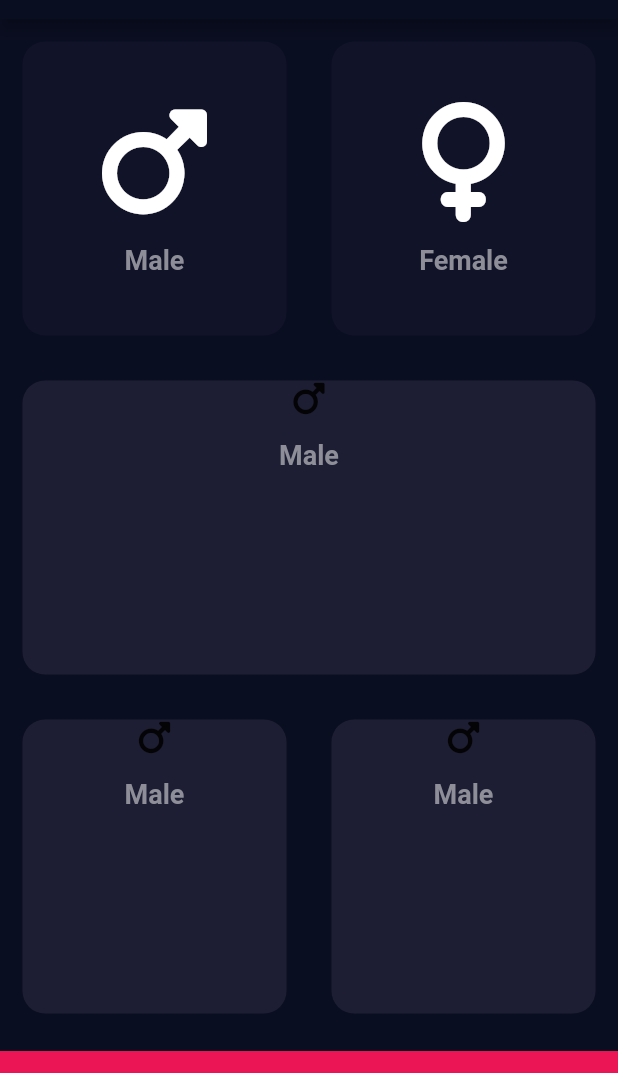
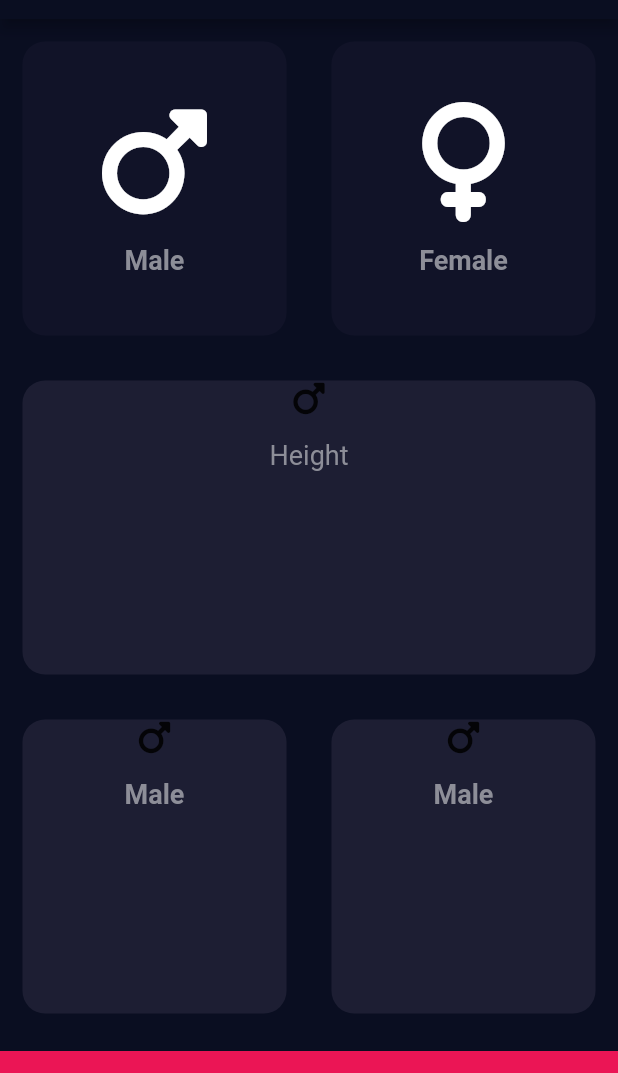
Before and after one commit to Ahmad-Sheikh/bmi_calculator_flutter, a Flutter app: the screen it shows after launch, on a phone screen of 412 x 824 dp, the part 65-1138 px from its top. Run offline on Flutter 3.47's test engine with Material 2 defaults, Android fonts, the phone set to English and light mode, and no system bars; our stand-ins replace font_awesome_flutter.

Commit message:
constant

```diff
--- /dev/null
+++ b/lib/constant.dart
@@ -0,0 +1,10 @@
+import 'package:flutter/material.dart';
+
+const kBottomContainerHeight = 80.0;
+const kBottomContainerColor = Color(0xffEB1555);
+const kActiveCardColor = Color(0xff1D1E33);
+const kInactiveCardColor = Color(0xff111328);
+const kLabelTextStyle = TextStyle(
+  fontSize: 18,
+  color: Color(0xff8D8E98),
+);
--- a/lib/home.dart
+++ b/lib/home.dart
@@ -2,11 +2,7 @@ import 'package:flutter/material.dart';
 import 'package:font_awesome_flutter/font_awesome_flutter.dart';
 import 'container_widget.dart';
 import 'container_content_widget.dart';
-
-const bottomContainerHeight = 80.0;
-const bottomContainerColor = Color(0xffEB1555);
-const activeCardColor = Color(0xff1D1E33);
-const inactiveCardColor = Color(0xff111328);
+import 'constant.dart';
 
 enum Gender {
   male,
@@ -44,10 +40,12 @@ class _HomeState extends State<Home> {
                       });
                     },
                     myColor: selectedGender == Gender.male
-                        ? activeCardColor
-                        : inactiveCardColor,
+                        ? kActiveCardColor
+                        : kInactiveCardColor,
                     containerChild: ContainerContentWidget(
-                        icon: FontAwesomeIcons.mars, label: "Male"),
+                      icon: FontAwesomeIcons.mars,
+                      label: "Male",
+                    ),
                   ),
                 ),
                 Expanded(
@@ -58,8 +56,8 @@ class _HomeState extends State<Home> {
                       });
                     },
                     myColor: selectedGender == Gender.female
-                        ? activeCardColor
-                        : inactiveCardColor,
+                        ? kActiveCardColor
+                        : kInactiveCardColor,
                     containerChild: ContainerContentWidget(
                         icon: FontAwesomeIcons.venus, label: "Female"),
                   ),
@@ -75,7 +73,7 @@ class _HomeState extends State<Home> {
                     onPresseds: () {
                       setState(() {});
                     },
-                    myColor: activeCardColor,
+                    myColor: kActiveCardColor,
                     containerChild: Column(
                       children: const [
                         Icon(FontAwesomeIcons.mars),
@@ -83,12 +81,8 @@ class _HomeState extends State<Home> {
                           height: 15,
                         ),
                         Text(
-                          'Male',
-                          style: TextStyle(
-                            fontSize: 18.0,
-                            fontWeight: FontWeight.bold,
-                            color: textColor,
-                          ),
+                          'Height',
+                          style: kLabelTextStyle,
                         )
                       ],
                     ),
@@ -105,7 +99,7 @@ class _HomeState extends State<Home> {
                     onPresseds: () {
                       setState(() {});
                     },
-                    myColor: activeCardColor,
+                    myColor: kActiveCardColor,
                     containerChild: Column(
                       children: const [
                         Icon(FontAwesomeIcons.mars),
@@ -129,7 +123,7 @@ class _HomeState extends State<Home> {
                     onPresseds: () {
                       setState(() {});
                     },
-                    myColor: activeCardColor,
+                    myColor: kActiveCardColor,
                     containerChild: Column(
                       children: const [
                         Icon(FontAwesomeIcons.mars),
@@ -152,9 +146,9 @@ class _HomeState extends State<Home> {
             ),
           ),
           Container(
-            height: bottomContainerHeight,
+            height: kBottomContainerHeight,
             width: double.infinity,
-            color: bottomContainerColor,
+            color: kBottomContainerColor,
             margin: const EdgeInsets.only(top: 10),
           ),
         ],
```
